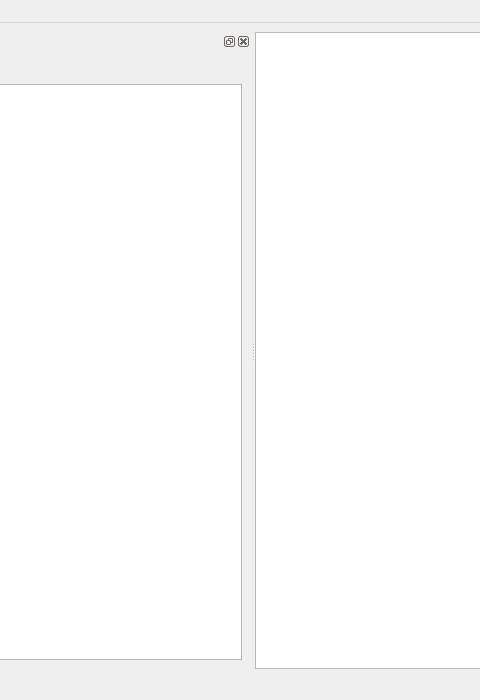
Old version of the form uilayoutwindow.ui in the repository houxq8888/software-editor; both pictures show x 286 to 766 and y 0 to 700 of the 1000 by 700 pixel window.
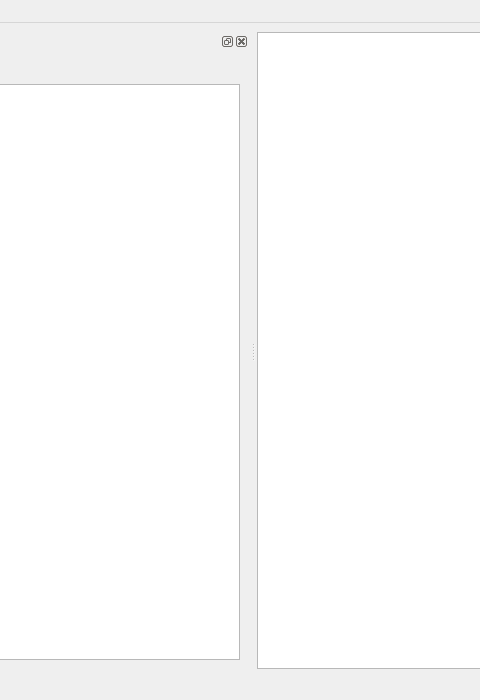
New version of the form. Custom widgets are drawn as their Qt base class.

Patch:
```diff
--- a/uilayoutwindow.ui
+++ b/uilayoutwindow.ui
@@ -27,6 +27,12 @@
       <property name="orientation">
        <enum>Qt::Horizontal</enum>
       </property>
+      <property name="handleWidth">
+       <number>8</number>
+      </property>
+      <property name="childrenCollapsible">
+       <bool>false</bool>
+      </property>
       <widget class="QDockWidget" name="dockWidget">
        <attribute name="dockWidgetArea">
         <number>1</number>
```
Left out of the diff: 3 changed lines with no effect on the pictures.
